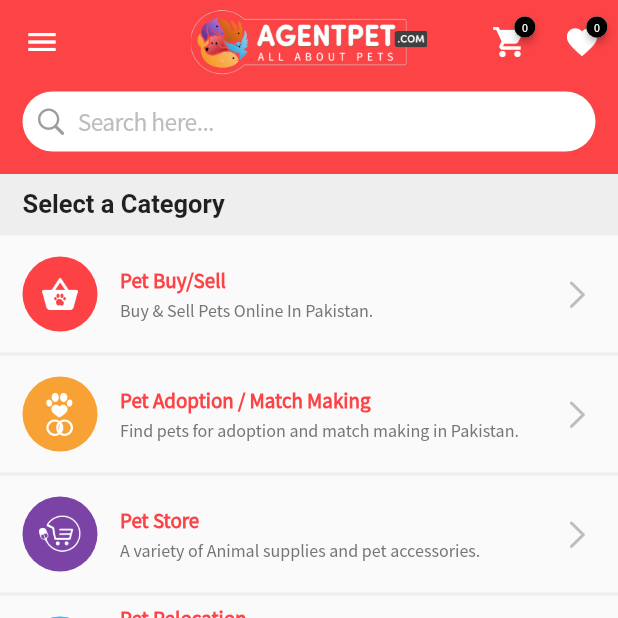
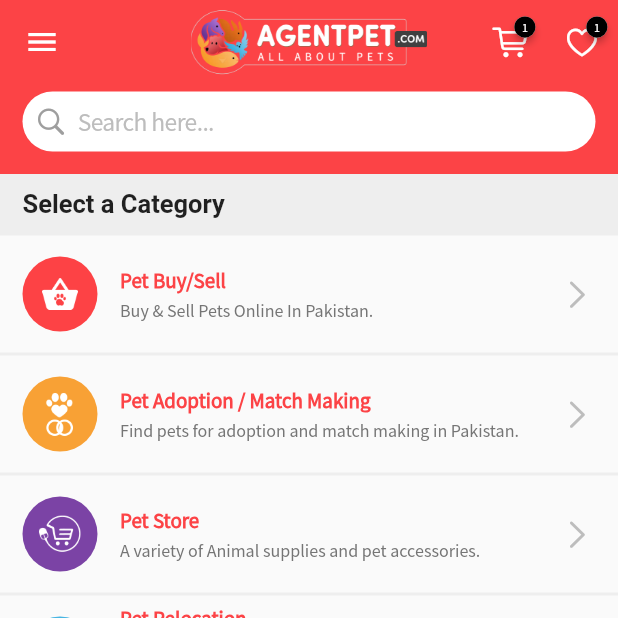
Before and after one commit to ArishSultan/agent-pet, a Flutter app: the screen it shows after launch, on a phone screen of 412 x 824 dp, the top half of it. Run offline on Flutter 3.47's test engine with Material 2 defaults, Android fonts, the phone set to English and light mode, and no system bars; our stand-ins replace connectivity, dio, file_picker, flutter_html, google_maps_flutter, google_sign_in and 2 more; missing offline and left inert: flutter_facebook_login; accounts and stored records are empty; generated files the repository leaves out were written again.

Commit message:
:hammer: Redesigned Cart and Favorite Button

```diff
--- a/lib/src/app.dart
+++ b/lib/src/app.dart
@@ -1,3 +1,4 @@
+import 'package:agent_pet/src/base/nav.dart';
 import 'package:flutter_gen/gen_l10n/app_localizations.dart';
 import 'package:agent_pet/src/ui/pages/home_page.dart';
 import 'package:flutter/material.dart';
@@ -18,9 +19,10 @@ class App extends StatelessWidget {
     return MaterialApp(
       title: appName,
       theme: AppTheme.data,
+      routes: AppNavigation.routes,
       localizationsDelegates: AppLocalizations.localizationsDelegates,
 
-      home: HomePage(),
+      // home: HomePage(),
     );
   }
 }
--- a/lib/src/base/nav.dart
+++ b/lib/src/base/nav.dart
@@ -1,4 +1,6 @@
-import 'package:agent_pet/src/pages/home_page.dart';
+import 'package:agent_pet/src/pages/cart/main-cart.dart';
+import 'package:agent_pet/src/pages/profile/saved_ads-page.dart';
+import 'package:agent_pet/src/ui/pages/home_page.dart';
 import 'package:agent_pet/src/pages/pets-listing/pet-listing_page.dart';
 import 'package:flutter/cupertino.dart';
 
@@ -8,7 +10,9 @@ class AppPage {
   const AppPage._(this._name);
 
   static const home = AppPage._('/');
+  static const cart = AppPage._('/cart');
   static const allPets = AppPage._('/all-pets');
+  static const favorites = AppPage._('/favorites');
   static const petsForAdoption = AppPage._('/pets-for-adoption');
 }
 
@@ -20,7 +24,7 @@ abstract class AppNavigation {
   }
 
   static Future<void> toPage(BuildContext context, AppPage page) {
-    // return Navigator.of(context).pushNamed(page._name);
+    return Navigator.of(context).pushNamed(page._name);
   }
 
   /// Warning: use this method only if the navigation stack has [HomePage] in it
@@ -31,7 +35,10 @@ abstract class AppNavigation {
 
   static final routes = <String, WidgetBuilder>{
     AppPage.home._name: (context) => HomePage(),
+    AppPage.cart._name: (context) => CartPage(),
     AppPage.allPets._name: (context) => PetListing(),
+    /// TODO: Change Name of Page.
+    AppPage.favorites._name: (context) => SavedAds(),
     AppPage.petsForAdoption._name: (context) => PetListing(listing: 1),
   };
 }
--- a/lib/src/ui/pages/home_page.dart
+++ b/lib/src/ui/pages/home_page.dart
@@ -27,7 +27,12 @@ class HomePage extends StatelessWidget {
         extendBody: true,
         appBar: AppBar(
           centerTitle: true,
-          actions: [CartBadgedIcon(), SavedBadgeIcon()],
+          actions: [
+            CartButtonBadged(),
+            FavoriteButtonBadged(),
+            // CartBadgedIcon(),
+            // SavedBadgeIcon(),
+          ],
           title: Image.asset(Assets.logo, fit: BoxFit.cover, scale: 8),
           bottom: PreferredSize(
             preferredSize: Size.fromHeight(60),
--- a/lib/src/widgets/cart-badged-icon.dart
+++ b/lib/src/widgets/cart-badged-icon.dart
@@ -1,13 +1,29 @@
+import 'package:agent_pet/src/base/nav.dart';
 import 'package:agent_pet/src/pages/cart/main-cart.dart';
 import 'package:agent_pet/src/utils/custom-navigator.dart';
 import 'package:agent_pet/src/utils/local-data.dart';
+import 'package:flutter/cupertino.dart';
 import 'package:flutter/material.dart';
 
 import 'badge.dart';
 
+class CartButtonBadged extends StatelessWidget {
+  /// TODO: Implement ValueListenableBuilder.
+
+  @override
+  Widget build(BuildContext context) {
+    return IconButton(
+      onPressed: () => AppNavigation.toPage(context, AppPage.cart),
+      icon: Badge.numbered(number: 1, child: Icon(CupertinoIcons.cart)),
+    );
+  }
+}
+
 class CartBadgedIcon extends StatefulWidget {
   final bool white;
+
   CartBadgedIcon({this.white = true});
+
   @override
   _CartBadgedIconState createState() => _CartBadgedIconState();
 }
@@ -15,36 +31,28 @@ class CartBadgedIcon extends StatefulWidget {
 class _CartBadgedIconState extends State<CartBadgedIcon> {
   @override
   void initState() {
-
     LocalData.registerLikeListener(() {
       setState(() {
         print("registered");
       });
-
     });
     super.initState();
-
   }
-
-
-
-
 
   @override
   Widget build(BuildContext context) {
-
     return IconButton(
       icon: Badge.numbered(
         number: LocalData.getCart().length,
         child: Icon(
           Icons.shopping_cart,
-          color: widget.white? Colors.white: Colors.black,
+          color: widget.white ? Colors.white : Colors.black,
         ),
       ),
-      onPressed: () =>
-          CustomNavigator.navigateTo(context, CartPage()),
+      onPressed: () => CustomNavigator.navigateTo(context, CartPage()),
     );
   }
+
   @override
   void dispose() {
     LocalData.unRegisterLikeListener();
--- a/lib/src/widgets/saved-badged-icon.dart
+++ b/lib/src/widgets/saved-badged-icon.dart
@@ -1,8 +1,21 @@
+import 'package:agent_pet/src/base/nav.dart';
 import 'package:agent_pet/src/pages/profile/saved_ads-page.dart';
 import 'package:agent_pet/src/utils/custom-navigator.dart';
 import 'package:agent_pet/src/utils/local-data.dart';
+import 'package:flutter/cupertino.dart';
 import 'package:flutter/material.dart';
 import 'badge.dart';
+
+// class FavoriteButtonBadged
+class FavoriteButtonBadged extends StatelessWidget {
+  @override
+  Widget build(BuildContext context) {
+    return IconButton(
+      onPressed: () => AppNavigation.toPage(context, AppPage.favorites),
+      icon: Badge.numbered(number: 1, child: Icon(CupertinoIcons.heart)),
+    );
+  }
+}
 
 class SavedBadgeIcon extends StatefulWidget {
   final bool pets;
```
